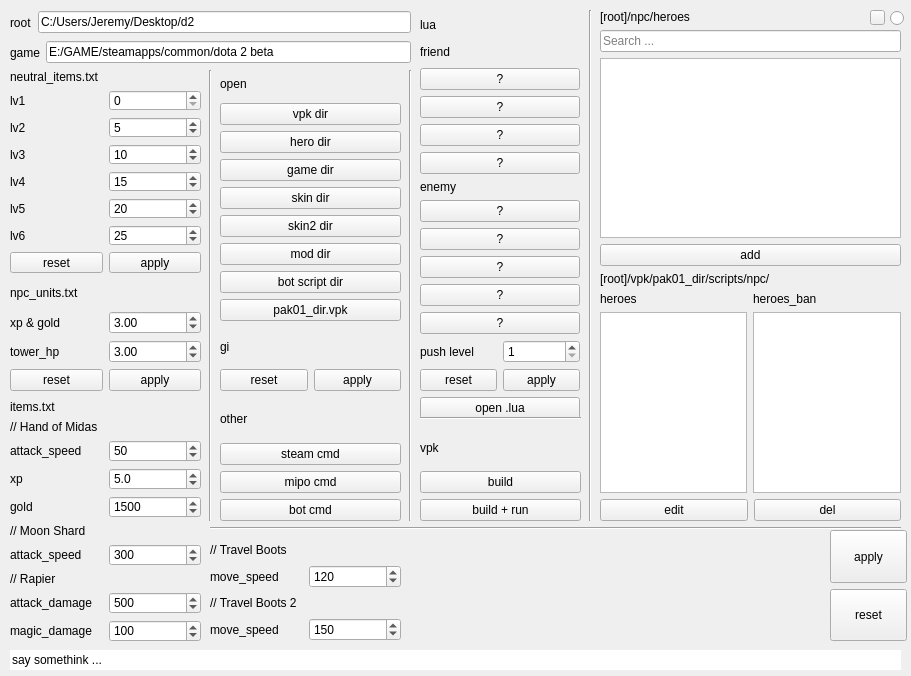
Above: ui/main.ui from JeremyChim/d2 before the change. Below: the same form after it.
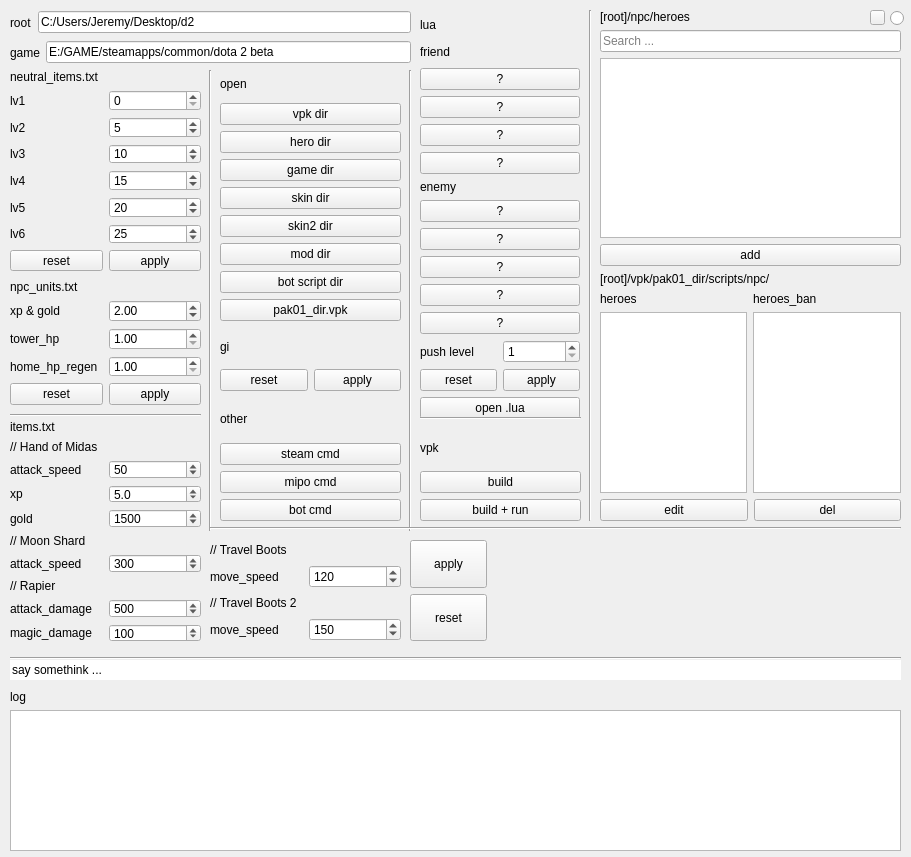
That is the form after the change.

What changed in the file:
```diff
--- a/ui/main.ui
+++ b/ui/main.ui
@@ -7,7 +7,7 @@
     <x>0</x>
     <y>0</y>
     <width>911</width>
-    <height>676</height>
+    <height>857</height>
    </rect>
   </property>
   <property name="windowTitle">
@@ -22,7 +22,7 @@
      <x>10</x>
      <y>70</y>
      <width>191</width>
-     <height>203</height>
+     <height>201</height>
     </rect>
    </property>
    <layout class="QVBoxLayout" name="verticalLayout">
@@ -186,9 +186,9 @@
    <property name="geometry">
     <rect>
      <x>10</x>
-     <y>400</y>
+     <y>420</y>
      <width>191</width>
-     <height>241</height>
+     <height>221</height>
     </rect>
    </property>
    <layout class="QVBoxLayout" name="verticalLayout_2">
@@ -369,7 +369,7 @@
      <x>10</x>
      <y>280</y>
      <width>191</width>
-     <height>111</height>
+     <height>125</height>
     </rect>
    </property>
    <layout class="QVBoxLayout" name="verticalLayout_3">
@@ -404,7 +404,7 @@
          <double>0.100000000000000</double>
         </property>
         <property name="value">
-         <double>3.000000000000000</double>
+         <double>2.000000000000000</double>
         </property>
        </widget>
       </item>
@@ -434,7 +434,37 @@
          <double>0.100000000000000</double>
         </property>
         <property name="value">
-         <double>3.000000000000000</double>
+         <double>1.000000000000000</double>
+        </property>
+       </widget>
+      </item>
+     </layout>
+    </item>
+    <item>
+     <layout class="QHBoxLayout" name="horizontalLayout_26">
+      <item>
+       <widget class="QLabel" name="label_40">
+        <property name="text">
+         <string>home_hp_regen</string>
+        </property>
+       </widget>
+      </item>
+      <item>
+       <widget class="QDoubleSpinBox" name="box_npc_units_home_hp_regen">
+        <property name="decimals">
+         <number>2</number>
+        </property>
+        <property name="minimum">
+         <double>1.000000000000000</double>
+        </property>
+        <property name="maximum">
+         <double>100.000000000000000</double>
+        </property>
+        <property name="singleStep">
+         <double>0.100000000000000</double>
+        </property>
+        <property name="value">
+         <double>1.000000000000000</double>
         </property>
        </widget>
       </item>
@@ -536,7 +566,7 @@
      <x>200</x>
      <y>70</y>
      <width>21</width>
-     <height>451</height>
+     <height>461</height>
     </rect>
    </property>
    <property name="orientation">
@@ -901,7 +931,7 @@
    <property name="geometry">
     <rect>
      <x>10</x>
-     <y>650</y>
+     <y>660</y>
      <width>891</width>
      <height>20</height>
     </rect>
@@ -1032,7 +1062,7 @@
      <x>400</x>
      <y>70</y>
      <width>21</width>
-     <height>451</height>
+     <height>461</height>
     </rect>
    </property>
    <property name="orientation">
@@ -1161,10 +1191,10 @@
   <widget class="QWidget" name="layoutWidget">
    <property name="geometry">
     <rect>
-     <x>830</x>
-     <y>530</y>
+     <x>410</x>
+     <y>540</y>
      <width>77</width>
-     <height>111</height>
+     <height>101</height>
     </rect>
    </property>
    <layout class="QVBoxLayout" name="verticalLayout_14">
@@ -1205,6 +1235,65 @@
     </item>
    </layout>
   </widget>
+  <widget class="QWidget" name="verticalLayoutWidget_9">
+   <property name="geometry">
+    <rect>
+     <x>10</x>
+     <y>690</y>
+     <width>891</width>
+     <height>161</height>
+    </rect>
+   </property>
+   <layout class="QVBoxLayout" name="verticalLayout_15">
+    <item>
+     <widget class="QLabel" name="label_39">
+      <property name="text">
+       <string>log</string>
+      </property>
+     </widget>
+    </item>
+    <item>
+     <widget class="QTextEdit" name="te_log">
+      <property name="readOnly">
+       <bool>true</bool>
+      </property>
+      <property name="html">
+       <string>&lt;!DOCTYPE HTML PUBLIC &quot;-//W3C//DTD HTML 4.0//EN&quot; &quot;http://www.w3.org/TR/REC-html40/strict.dtd&quot;&gt;
+&lt;html&gt;&lt;head&gt;&lt;meta name=&quot;qrichtext&quot; content=&quot;1&quot; /&gt;&lt;style type=&quot;text/css&quot;&gt;
+p, li { white-space: pre-wrap; }
+&lt;/style&gt;&lt;/head&gt;&lt;body style=&quot; font-family:'JetBrains Mono'; font-size:8pt; font-weight:400; font-style:normal;&quot;&gt;
+&lt;p style=&quot;-qt-paragraph-type:empty; margin-top:0px; margin-bottom:0px; margin-left:0px; margin-right:0px; -qt-block-indent:0; text-indent:0px;&quot;&gt;&lt;br /&gt;&lt;/p&gt;&lt;/body&gt;&lt;/html&gt;</string>
+      </property>
+     </widget>
+    </item>
+   </layout>
+  </widget>
+  <widget class="Line" name="line_6">
+   <property name="geometry">
+    <rect>
+     <x>10</x>
+     <y>400</y>
+     <width>191</width>
+     <height>31</height>
+    </rect>
+   </property>
+   <property name="orientation">
+    <enum>Qt::Horizontal</enum>
+   </property>
+  </widget>
+  <widget class="Line" name="line_7">
+   <property name="geometry">
+    <rect>
+     <x>10</x>
+     <y>650</y>
+     <width>891</width>
+     <height>16</height>
+    </rect>
+   </property>
+   <property name="orientation">
+    <enum>Qt::Horizontal</enum>
+   </property>
+  </widget>
  </widget>
  <resources/>
  <connections/>
```
